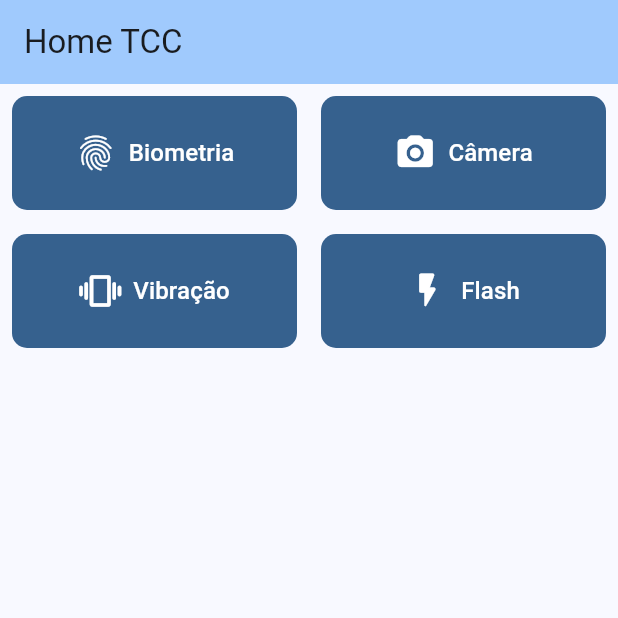
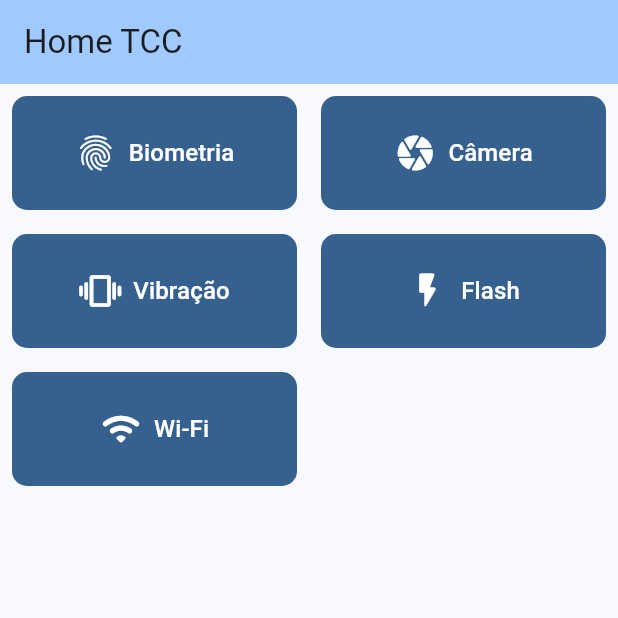
Before and after one commit to Sabinis3/TCC_Comparacao_Kotlin_Flutter, a Flutter app: the screen it shows after launch, on a phone screen of 412 x 824 dp, the top half of it. Run offline on Flutter 3.47's test engine with Material 3 defaults, Android fonts, the phone set to English and light mode, and no system bars; our stand-ins replace camera, flutter_riverpod, local_auth, vibration; missing offline and left inert: app_settings, network_info_plus, wifi_scan.

Commit message:
Adição da página Wi-Fi com funcionalidade de escaneamento e exibição de redes disponíveis; refatoração da página Home para incluir botão de navegação para a nova página; adição de permissões no AndroidManifest.xml; atualização das dependências no pubspec.yaml.

```diff
--- a/lib/pages/camera/camera_page.dart
+++ b/lib/pages/camera/camera_page.dart
@@ -223,7 +223,9 @@ class _CameraPageState extends State<CameraPage> with WidgetsBindingObserver {
             future: _initializeControllerFuture,
             builder: (context, snapshot) {
               if (snapshot.connectionState == ConnectionState.done) {
-                return SizedBox.expand(child: CameraPreview(_controller!));
+                return SizedBox.expand(
+                  child: CameraPreview(_controller!),
+                );
               } else if (snapshot.hasError) {
                 return Center(
                   child: Text(
--- a/lib/pages/home_page.dart
+++ b/lib/pages/home_page.dart
@@ -2,6 +2,8 @@ import 'package:app_flutter_tcc/pages/biometric/biometric_page.dart';
 import 'package:app_flutter_tcc/pages/camera/camera_page.dart';
 import 'package:app_flutter_tcc/pages/flash/flash_page.dart';
 import 'package:app_flutter_tcc/pages/vibration/vibration_page.dart';
+import 'package:app_flutter_tcc/pages/wifi/wifi_page.dart';
+import 'package:app_flutter_tcc/widgets/home_filled_icon_button.dart';
 import 'package:flutter/material.dart';
 
 class HomePage extends StatelessWidget {
@@ -19,7 +21,7 @@ class HomePage extends StatelessWidget {
           crossAxisSpacing: 16.0,
           childAspectRatio: 2.5,
           children: <Widget>[
-            FilledButton.icon(
+            HomeFilledIconButton(
               icon: Icon(Icons.fingerprint_rounded, size: 28.0),
               onPressed: () {
                 Navigator.push(
@@ -27,32 +29,19 @@ class HomePage extends StatelessWidget {
                   MaterialPageRoute(builder: (context) => BiometricPage()),
                 );
               },
-              style: FilledButton.styleFrom(
-                padding: EdgeInsets.all(12.0),
-                shape: RoundedRectangleBorder(
-                  borderRadius: BorderRadius.circular(10.0),
-                ),
-              ),
               label: Text("Biometria", style: TextStyle(fontSize: 16.0)),
             ),
-            FilledButton.icon(
-              icon: Icon(Icons.camera_alt_rounded, size: 28.0),
+            HomeFilledIconButton(
+              icon: Icon(Icons.camera_rounded, size: 28.0),
               onPressed: () {
                 Navigator.push(
                   context,
                   MaterialPageRoute(builder: (context) => CameraPage()),
                 );
               },
-              style: FilledButton.styleFrom(
-                padding: EdgeInsets.all(12.0),
-                shape: RoundedRectangleBorder(
-                  borderRadius: BorderRadius.circular(10.0),
-                ),
-              ),
               label: Text("Câmera", style: TextStyle(fontSize: 16.0)),
             ),
-
-            FilledButton.icon(
+            HomeFilledIconButton(
               icon: Icon(Icons.vibration_rounded, size: 28.0),
               onPressed: () {
                 Navigator.push(
@@ -60,15 +49,9 @@ class HomePage extends StatelessWidget {
                   MaterialPageRoute(builder: (context) => VibrationPage()),
                 );
               },
-              style: FilledButton.styleFrom(
-                padding: EdgeInsets.all(12.0),
-                shape: RoundedRectangleBorder(
-                  borderRadius: BorderRadius.circular(10.0),
-                ),
-              ),
               label: Text("Vibração", style: TextStyle(fontSize: 16.0)),
             ),
-            FilledButton.icon(
+            HomeFilledIconButton(
               icon: Icon(Icons.flash_on_rounded, size: 28.0),
               onPressed: () {
                 Navigator.push(
@@ -76,13 +59,17 @@ class HomePage extends StatelessWidget {
                   MaterialPageRoute(builder: (context) => FlashPage()),
                 );
               },
-              style: FilledButton.styleFrom(
-                padding: EdgeInsets.all(12.0),
-                shape: RoundedRectangleBorder(
-                  borderRadius: BorderRadius.circular(10.0),
-                ),
-              ),
               label: Text("Flash", style: TextStyle(fontSize: 16.0)),
+            ),
+            HomeFilledIconButton(
+              icon: Icon(Icons.wifi_rounded, size: 28.0),
+              onPressed: () {
+                Navigator.push(
+                  context,
+                  MaterialPageRoute(builder: (context) => WifiPage()),
+                );
+              },
+              label: Text("Wi-Fi", style: TextStyle(fontSize: 16.0)),
             ),
           ],
         ),
--- /dev/null
+++ b/lib/widgets/home_filled_icon_button.dart
@@ -0,0 +1,29 @@
+import 'package:flutter/material.dart';
+
+class HomeFilledIconButton extends StatelessWidget {
+  final Widget icon;
+  final VoidCallback onPressed;
+  final Widget label;
+
+  const HomeFilledIconButton({
+    super.key,
+    required this.icon,
+    required this.onPressed,
+    required this.label,
+  });
+
+  @override
+  Widget build(BuildContext context) {
+    return FilledButton.icon(
+      icon: icon,
+      onPressed: onPressed,
+      style: FilledButton.styleFrom(
+        padding: EdgeInsets.all(12.0),
+        shape: RoundedRectangleBorder(
+          borderRadius: BorderRadius.circular(10.0),
+        ),
+      ),
+      label: label,
+    );
+  }
+}
--- a/pubspec.yaml
+++ b/pubspec.yaml
@@ -39,6 +39,8 @@ dependencies:
   app_settings: ^6.1.1
   camera: ^0.11.2
   vibration: ^3.1.4
+  network_info_plus: ^7.0.0
+  wifi_scan: ^0.4.1+2
 
 dev_dependencies:
   flutter_test:
```
Also changed, not shown: lib/pages/camera/widgets/media_bottom_sheet.dart (+5 -6 lines), lib/pages/wifi/wifi_page.dart (added, +74 -0 lines), pubspec.lock, 2 other files.
